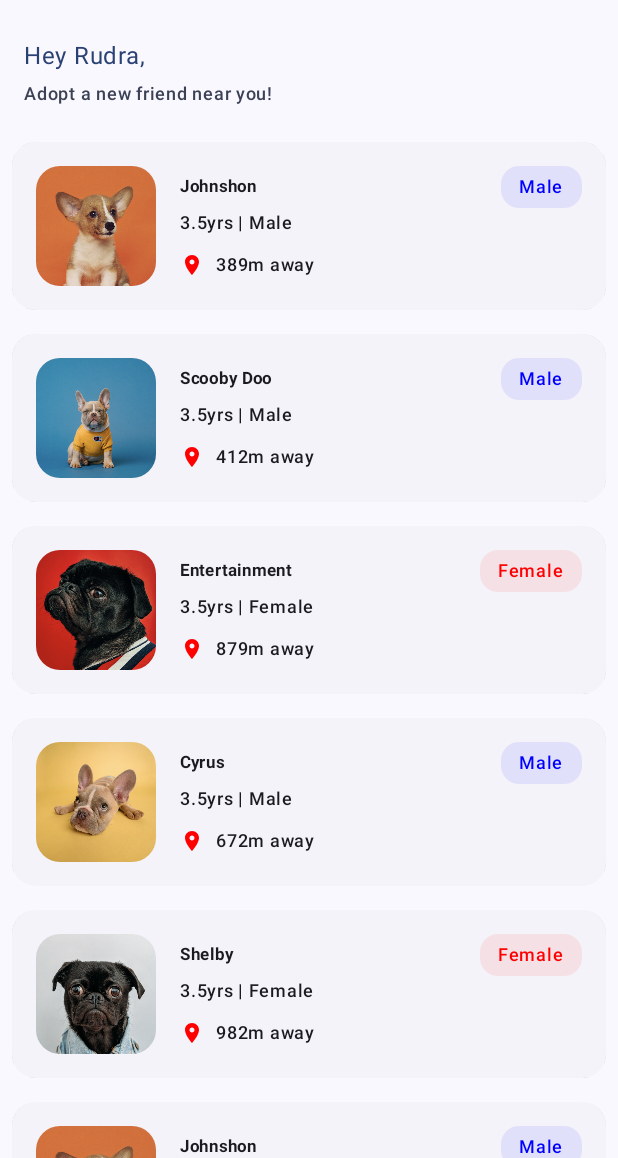
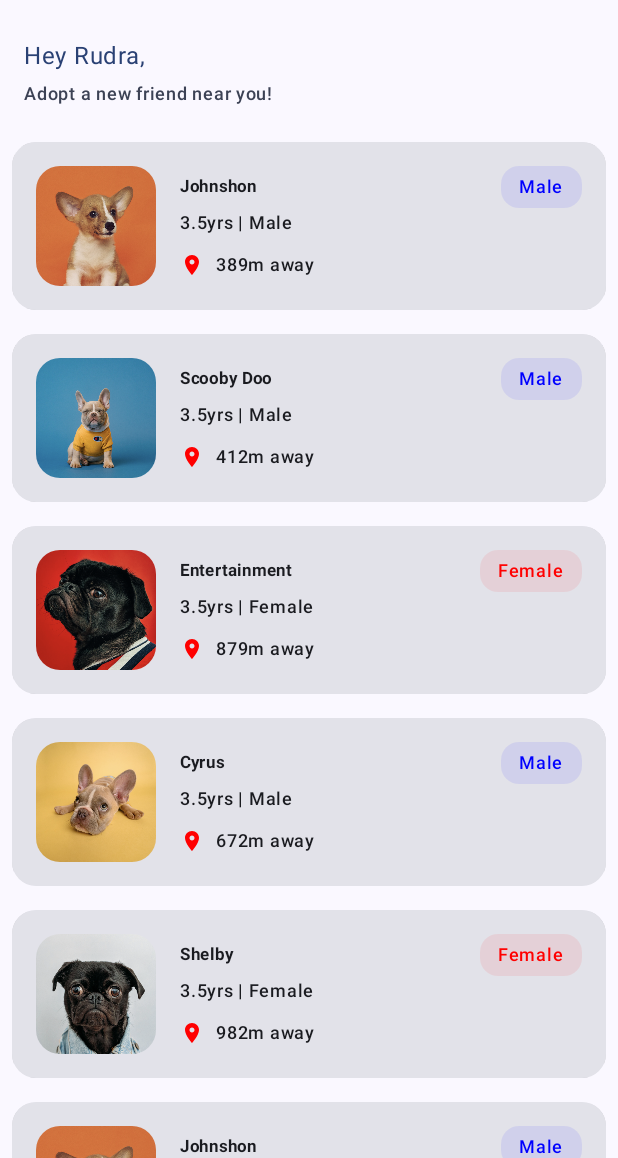
Before and after one commit to Nikhil-Dev-R/Bow-Bow, an Android app built with Jetpack Compose: the screen it shows after launch (MainActivity), on a phone screen of 412 x 824 dp, the part 78-1236 px from its top. Run offline under Robolectric (Android 15) with nearby library versions, the phone set to English and light mode, and no system bars.

Commit message:
Final commit

```diff
--- a/app/src/main/java/com/rudraksha/bowbow/component/ItemDogCard.kt
+++ b/app/src/main/java/com/rudraksha/bowbow/component/ItemDogCard.kt
@@ -42,7 +42,6 @@ fun ItemDogCard(dog: Dog, onItemClicked: (dog: Dog) -> Unit) {
             .clip(RoundedCornerShape(16.dp))
             .clickable(onClick = { onItemClicked(dog) }),
         elevation = CardDefaults.elevatedCardElevation(),
-        colors = CardDefaults.elevatedCardColors()
     ) {
         Row(
             modifier = Modifier
--- a/app/src/main/java/com/rudraksha/bowbow/component/OwnerCard.kt
+++ b/app/src/main/java/com/rudraksha/bowbow/component/OwnerCard.kt
@@ -13,6 +13,7 @@ import androidx.compose.foundation.layout.width
 import androidx.compose.foundation.shape.RoundedCornerShape
 import androidx.compose.material3.FloatingActionButton
 import androidx.compose.material3.Icon
+import androidx.compose.material3.MaterialTheme
 import androidx.compose.material3.MaterialTheme.typography
 import androidx.compose.material3.Text
 import androidx.compose.runtime.Composable
@@ -31,7 +32,6 @@ import com.rudraksha.bowbow.R
 
 @Composable
 fun OwnerCard(name: String, bio: String, image: Int) {
-
     Row(
         modifier = Modifier
             .fillMaxWidth()
@@ -55,7 +55,7 @@ fun OwnerCard(name: String, bio: String, image: Int) {
         Column(modifier = Modifier) {
             Text(
                 text = name,
-                color = colorResource(id = R.color.text),
+                color = MaterialTheme.colorScheme.onSurface,
                 style = typography.labelMedium,
                 fontWeight = FontWeight.W600,
                 textAlign = TextAlign.Start
@@ -64,7 +64,7 @@ fun OwnerCard(name: String, bio: String, image: Int) {
             Spacer(modifier = Modifier.height(8.dp))
             Text(
                 text = bio,
-                color = colorResource(id = R.color.text),
+                color = MaterialTheme.colorScheme.onSurface,
                 style = typography.labelMedium
             )
         }
--- a/app/src/main/java/com/rudraksha/bowbow/navigation/AppNavHost.kt
+++ b/app/src/main/java/com/rudraksha/bowbow/navigation/AppNavHost.kt
@@ -19,7 +19,8 @@ fun AppNavHost(toggleTheme: () -> Unit) {
     val navController = rememberNavController()
     NavHost (
         navController,
-        startDestination = Screen.Home.route) {
+        startDestination = Screen.Home.route
+    ) {
         composable(
             Screen.Home.route,
             exitTransition = {
--- a/app/src/main/java/com/rudraksha/bowbow/ui/theme/Color.kt
+++ b/app/src/main/java/com/rudraksha/bowbow/ui/theme/Color.kt
@@ -1,11 +1,14 @@
 package com.rudraksha.bowbow.ui.theme
 
+import androidx.compose.material3.darkColorScheme
+import androidx.compose.material3.lightColorScheme
 import androidx.compose.ui.graphics.Color
 
-val Purple80 = Color(0xFFD0BCFF)
-val PurpleGrey80 = Color(0xFFCCC2DC)
-val Pink80 = Color(0xFFEFB8C8)
-
-val Purple40 = Color(0xFF6650a4)
-val PurpleGrey40 = Color(0xFF625b71)
-val Pink40 = Color(0xFF7D5260)
+// Dog App Color Palette
+// These colors are chosen to evoke a sense of warmth, playfulness, and nature,
+// which are often associated with dogs.
+val DogBrown = Color(0xFF8B4513) // A rich brown, like a dog's fur
+val DogLightBrown = Color(0xFFD2B48C) // A lighter, sandy brown
+val DogCream = Color(0xFFFFF8DC) // A warm, creamy off-white
+val DogGreen = Color(0xFF90EE90) // A soft, grassy green
+val DogBlue = Color(0xFFADD8E6) // A light, friendly blue
--- a/app/src/main/java/com/rudraksha/bowbow/ui/theme/Theme.kt
+++ b/app/src/main/java/com/rudraksha/bowbow/ui/theme/Theme.kt
@@ -9,28 +9,58 @@ import androidx.compose.material3.dynamicDarkColorScheme
 import androidx.compose.material3.dynamicLightColorScheme
 import androidx.compose.material3.lightColorScheme
 import androidx.compose.runtime.Composable
+import androidx.compose.ui.graphics.Color
 import androidx.compose.ui.platform.LocalContext
 
-private val DarkColorScheme = darkColorScheme(
-    primary = Purple80,
-    secondary = PurpleGrey80,
-    tertiary = Pink80
+
+// Light Color Scheme for the Dog App
+val LightColorScheme = lightColorScheme(
+    primary = DogBrown, // Main color for buttons, etc.
+    onPrimary = Color.White, // Text color on top of primary
+    primaryContainer = DogLightBrown, // Lighter shade for containers
+    onPrimaryContainer = Color.Black, // Text color on top of primaryContainer
+    secondary = DogGreen, // Secondary color for accents
+    onSecondary = Color.Black, // Text color on top of secondary
+    secondaryContainer = DogLightBrown,
+    onSecondaryContainer = Color.Black,
+    tertiary = DogBlue, // Another accent color
+    onTertiary = Color.Black, // Text color on top of tertiary
+    tertiaryContainer = DogCream,
+    onTertiaryContainer = Color.Black,
+    background = DogCream, // Main background color
+    onBackground = Color.Black, // Text color on top of background
+    surface = DogCream, // Color for cards, dialogs, etc.
+    onSurface = Color.Black, // Text color on top of surface
+    surfaceVariant = DogLightBrown,
+    onSurfaceVariant = Color.Black,
+    outline = DogBrown,
+    outlineVariant = DogLightBrown,
+    scrim = Color.Black.copy(alpha = 0.5f)
 )
 
-private val LightColorScheme = lightColorScheme(
-    primary = Purple40,
-    secondary = PurpleGrey40,
-    tertiary = Pink40
-
-    /* Other default colors to override
-    background = Color(0xFFFFFBFE),
-    surface = Color(0xFFFFFBFE),
-    onPrimary = Color.White,
-    onSecondary = Color.White,
-    onTertiary = Color.White,
-    onBackground = Color(0xFF1C1B1F),
-    onSurface = Color(0xFF1C1B1F),
-    */
+// Dark Color Scheme for the Dog App
+val DarkColorScheme = darkColorScheme(
+    primary = DogLightBrown, // Main color for buttons, etc.
+    onPrimary = Color.Black, // Text color on top of primary
+    primaryContainer = DogBrown, // Darker shade for containers
+    onPrimaryContainer = Color.White, // Text color on top of primaryContainer
+    secondary = DogGreen, // Secondary color for accents
+    onSecondary = Color.Black, // Text color on top of secondary
+    secondaryContainer = DogBrown,
+    onSecondaryContainer = Color.White,
+    tertiary = DogBlue, // Another accent color
+    onTertiary = Color.Black, // Text color on top of tertiary
+    tertiaryContainer = DogBrown,
+    onTertiaryContainer = Color.White,
+    background = Color.Black, // Dark background
+    onBackground = DogCream, // Text color on top of background
+    surface = Color.DarkGray, // Darker color for cards, dialogs, etc.
+    onSurface = DogCream, // Text color on top of surface
+    surfaceVariant = DogBrown,
+    onSurfaceVariant = Color.White,
+    outline = DogLightBrown,
+    outlineVariant = DogBrown,
+    scrim = Color.Black.copy(alpha = 0.5f)
 )
 
 @Composable
--- a/app/src/main/java/com/rudraksha/bowbow/view/Details.kt
+++ b/app/src/main/java/com/rudraksha/bowbow/view/Details.kt
@@ -144,7 +144,6 @@ fun DetailsView(
         // Owner info
         item {
             dog.apply {
-
                 Spacer(modifier = Modifier.height(24.dp))
                 Title(title = "Owner info")
                 Spacer(modifier = Modifier.height(16.dp))
@@ -163,7 +162,6 @@ fun DetailsView(
                     .fillMaxWidth()
                     .height(52.dp)
                     .padding(16.dp, 0.dp, 16.dp, 0.dp),
-                colors = ButtonDefaults.textButtonColors()
             ) {
                 Text(
                     "Adopt me",
```
